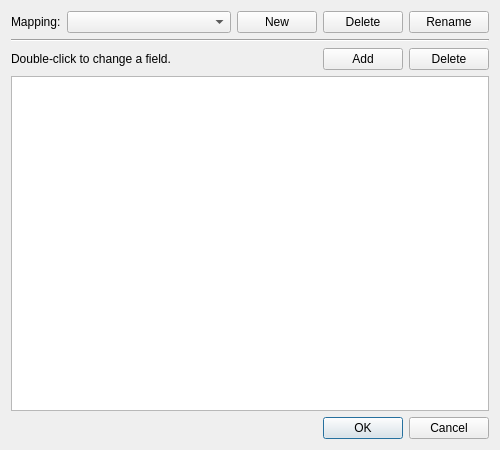
Before: the Qt Designer form src/citra_qt/configuration/configure_touch_from_button.ui in PabloMK7/citra, drawn with Qt 5.
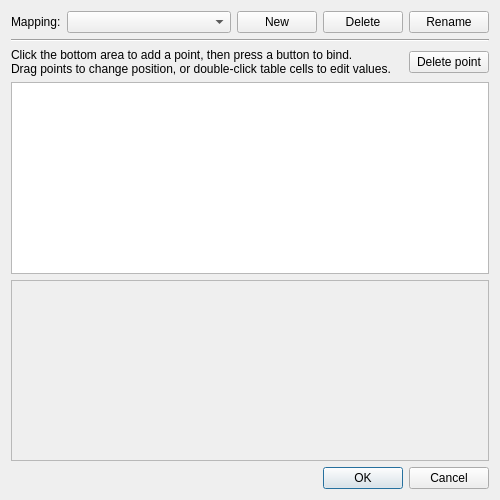
After: the same form once the commit is applied. Custom widgets are drawn as their Qt base class.

Commit message: citra_qt: improve touchscreen mapping UI

The edit to the form file:
```diff
--- a/src/citra_qt/configuration/configure_touch_from_button.ui
+++ b/src/citra_qt/configuration/configure_touch_from_button.ui
@@ -7,7 +7,7 @@
     <x>0</x>
     <y>0</y>
     <width>500</width>
-    <height>450</height>
+    <height>500</height>
    </rect>
   </property>
   <property name="windowTitle">
@@ -86,7 +86,11 @@
      <item>
       <widget class="QLabel" name="label_2">
        <property name="text">
-        <string>Double-click to change a field.</string>
+        <string>Click the bottom area to add a point, then press a button to bind.
+Drag points to change position, or double-click table cells to edit values.</string>
+       </property>
+       <property name="textFormat">
+        <enum>Qt::PlainText</enum>
        </property>
       </widget>
      </item>
@@ -103,17 +107,10 @@
        </property>
       </spacer>
      </item>
-     <item>
-      <widget class="QPushButton" name="button_add_bind">
-       <property name="text">
-        <string>Add</string>
-       </property>
-      </widget>
-     </item>
      <item>
       <widget class="QPushButton" name="button_delete_bind">
        <property name="text">
-        <string>Delete</string>
+        <string>Delete point</string>
        </property>
       </widget>
      </item>
@@ -139,14 +136,76 @@
     </widget>
    </item>
    <item>
-    <widget class="QDialogButtonBox" name="buttonBox">
-     <property name="standardButtons">
-      <set>QDialogButtonBox::Cancel|QDialogButtonBox::Ok</set>
+    <widget class="TouchScreenPreview" name="bottom_screen">
+     <property name="sizePolicy">
+      <sizepolicy hsizetype="Expanding" vsizetype="Expanding">
+       <horstretch>0</horstretch>
+       <verstretch>0</verstretch>
+      </sizepolicy>
+     </property>
+     <property name="minimumSize">
+      <size>
+       <width>160</width>
+       <height>120</height>
+      </size>
+     </property>
+     <property name="baseSize">
+      <size>
+       <width>320</width>
+       <height>240</height>
+      </size>
+     </property>
+     <property name="cursor">
+      <cursorShape>CrossCursor</cursorShape>
+     </property>
+     <property name="mouseTracking">
+      <bool>true</bool>
+     </property>
+     <property name="autoFillBackground">
+      <bool>true</bool>
+     </property>
+     <property name="frameShape">
+      <enum>QFrame::StyledPanel</enum>
+     </property>
+     <property name="frameShadow">
+      <enum>QFrame::Sunken</enum>
      </property>
     </widget>
    </item>
+   <item>
+    <layout class="QHBoxLayout" name="horizontalLayout_3">
+     <item>
+      <widget class="QLabel" name="coord_label">
+       <property name="sizePolicy">
+        <sizepolicy hsizetype="Expanding" vsizetype="Preferred">
+         <horstretch>0</horstretch>
+         <verstretch>0</verstretch>
+        </sizepolicy>
+       </property>
+       <property name="textFormat">
+        <enum>Qt::PlainText</enum>
+       </property>
+      </widget>
+     </item>
+     <item>
+      <widget class="QDialogButtonBox" name="buttonBox">
+       <property name="standardButtons">
+        <set>QDialogButtonBox::Cancel|QDialogButtonBox::Ok</set>
+       </property>
+      </widget>
+     </item>
+    </layout>
+   </item>
   </layout>
  </widget>
+ <customwidgets>
+  <customwidget>
+   <class>TouchScreenPreview</class>
+   <extends>QFrame</extends>
+   <header>citra_qt/configuration/configure_touch_widget.h</header>
+   <container>1</container>
+  </customwidget>
+ </customwidgets>
  <resources/>
  <connections>
   <connection>
```
Left out of the diff: 3 changed lines with no effect on the pictures. The commit also changes 5 other files.
